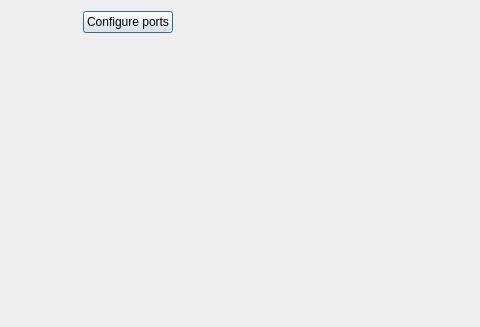
First picture: the form in maindlg.ui, repository juankti/plot-serial, before the edit; both pictures show x 0 to 480 and y 0 to 327 of the 773 by 327 pixel window.
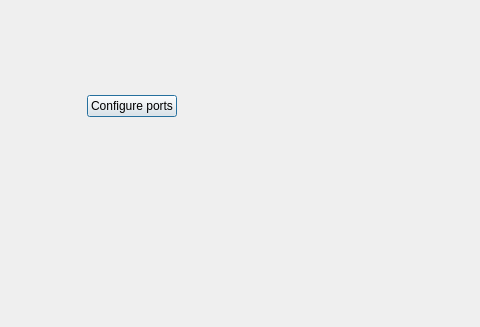
Second picture: the form after the edit. Custom widgets are drawn as their Qt base class.

The edit to the form file:
```diff
--- a/maindlg.ui
+++ b/maindlg.ui
@@ -13,12 +13,34 @@
   <property name="windowTitle">
    <string>maindlg</string>
   </property>
-  <layout class="QVBoxLayout" name="verticalLayout">
-   <item>
-    <layout class="QHBoxLayout" name="horizontalLayout_3">
+  <widget class="QWidget" name="">
+   <property name="geometry">
+    <rect>
+     <x>10</x>
+     <y>13</y>
+     <width>760</width>
+     <height>303</height>
+    </rect>
+   </property>
+   <layout class="QHBoxLayout" name="horizontalLayout_5">
      <item>
       <layout class="QVBoxLayout" name="verticalLayout_2">
        <item>
+       <spacer name="verticalSpacer">
+        <property name="orientation">
+         <enum>Qt::Orientation::Vertical</enum>
+        </property>
+        <property name="sizeHint" stdset="0">
+         <size>
+          <width>20</width>
+          <height>40</height>
+         </size>
+        </property>
+       </spacer>
+      </item>
+      <item>
+       <layout class="QVBoxLayout" name="verticalLayout">
+        <item>
         <layout class="QHBoxLayout" name="horizontalLayout_2">
          <item>
           <spacer name="horizontalSpacer">
@@ -74,6 +96,21 @@
       </layout>
      </item>
      <item>
+       <spacer name="verticalSpacer_2">
+        <property name="orientation">
+         <enum>Qt::Orientation::Vertical</enum>
+        </property>
+        <property name="sizeHint" stdset="0">
+         <size>
+          <width>20</width>
+          <height>40</height>
+         </size>
+        </property>
+       </spacer>
+      </item>
+     </layout>
+    </item>
+    <item>
       <widget class="QCustomPlot" name="grafica" native="true">
        <property name="minimumSize">
         <size>
@@ -85,8 +122,7 @@
       </widget>
      </item>
     </layout>
-   </item>
-  </layout>
+  </widget>
  </widget>
  <customwidgets>
   <customwidget>
```
Lines whose indentation alone changed are shown as unchanged.
